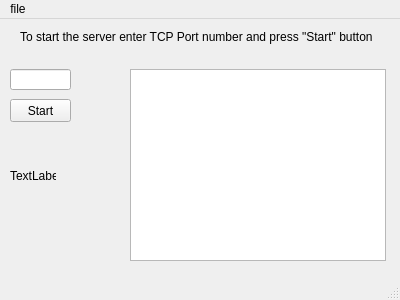
rdmenezes/smart-house-api, file branches/mera-im++qt/mera-im++qt/qtserver.ui: the form before one commit.
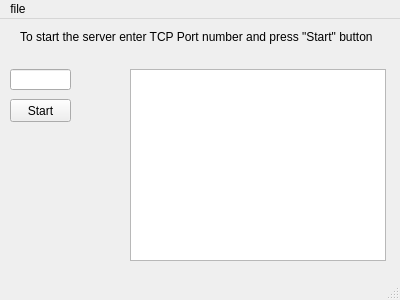
The form after the commit.

Patch:
```diff
--- a/branches/mera-im++qt/mera-im++qt/qtserver.ui
+++ b/branches/mera-im++qt/mera-im++qt/qtserver.ui
@@ -60,19 +60,6 @@
      <string>To start the server enter TCP Port number and press &quot;Start&quot; button</string>
     </property>
    </widget>
-   <widget class="QLabel" name="label_2">
-    <property name="geometry">
-     <rect>
-      <x>10</x>
-      <y>150</y>
-      <width>46</width>
-      <height>13</height>
-     </rect>
-    </property>
-    <property name="text">
-     <string>TextLabel</string>
-    </property>
-   </widget>
   </widget>
   <widget class="QMenuBar" name="menuBar">
    <property name="geometry">
```
Left out of the diff: 3 changed lines with no effect on the pictures.
